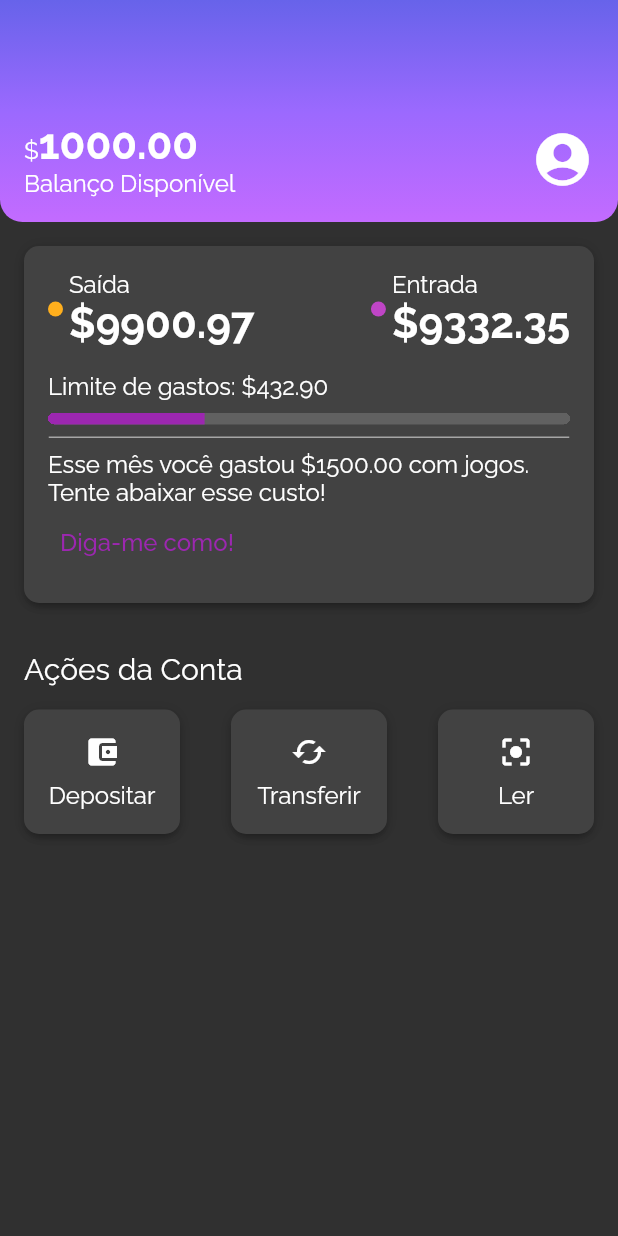
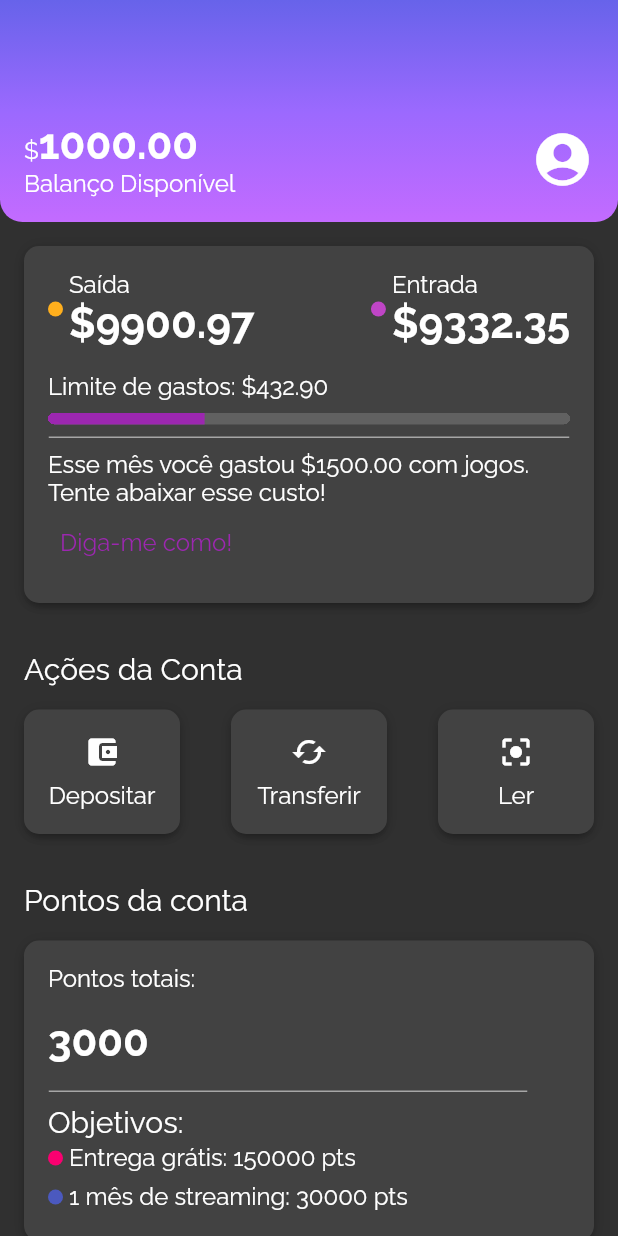
Before and after one commit to rafavalentim/Flutter_estilizando_layouts, a Flutter app: the screen it shows after launch, on a phone screen of 412 x 824 dp. Run offline on Flutter 3.47's test engine with Material 2 defaults, Android fonts, the phone set to English and light mode, and no system bars.

Commit message:
Finalizando o projeto:  Desafio de montar a parte de Pontos da conta.

```diff
--- a/lib/components/content_division.dart
+++ b/lib/components/content_division.dart
@@ -3,12 +3,14 @@ import 'package:flutter/material.dart';
 import '../theme/theme_colors.dart';
 
 class ContentDivision extends StatelessWidget {
-  const ContentDivision({Key? key}) : super(key: key);
+  final double width;
+  const ContentDivision({Key? key, required this.width}) : super(key: key);
 
   @override
   Widget build(BuildContext context) {
     return Container(
       height: 1,
+      width: width,
       decoration: BoxDecoration(
         border: Border.all(color: ThemeColors.division),
       ),
--- /dev/null
+++ b/lib/components/sections/account_scores.dart
@@ -0,0 +1,89 @@
+import 'package:alubank/components/box_card.dart';
+import 'package:alubank/components/color_dot.dart';
+import 'package:alubank/components/content_division.dart';
+import 'package:alubank/theme/theme_colors.dart';
+import 'package:flutter/material.dart';
+
+class AccountScores extends StatelessWidget {
+  const AccountScores({Key? key}) : super(key: key);
+
+  @override
+  Widget build(BuildContext context) {
+    return Padding(
+      padding: const EdgeInsets.all(16.0),
+      child: Column(
+        crossAxisAlignment: CrossAxisAlignment.start,
+        children: [
+          Padding(
+            padding: const EdgeInsets.only(bottom: 16.0),
+            child: Text(
+              'Pontos da conta',
+              style: Theme.of(context).textTheme.titleMedium,
+            ),
+          ),
+          const BoxCard(
+            boxContent: _AccountScoresContent(),
+          ),
+        ],
+      ),
+    );
+  }
+}
+
+class _AccountScoresContent extends StatelessWidget {
+  const _AccountScoresContent({Key? key}) : super(key: key);
+
+  @override
+  Widget build(BuildContext context) {
+    return Row(
+      mainAxisAlignment: MainAxisAlignment.start,
+      children: [
+        Column(
+          crossAxisAlignment: CrossAxisAlignment.start,
+          children: [
+            const Text('Pontos totais:'),
+            Padding(
+              padding: const EdgeInsets.only(bottom: 16.0, top: 16.0),
+              child: Text(
+                '3000',
+                style: Theme.of(context).textTheme.bodyLarge,
+              ),
+            ),
+            const Padding(
+              padding: EdgeInsets.only(bottom: 8.0),
+              child: ContentDivision(
+                width: 320,
+              ),
+            ),
+            Text(
+              'Objetivos:',
+              style: Theme.of(context).textTheme.titleMedium,
+            ),
+            Row(
+              children: [
+                Padding(
+                  padding:
+                      const EdgeInsets.only(top: 8.0, bottom: 8.0, right: 4.0),
+                  child: ColorDot(
+                      color: ThemeColors.accountScores['free_delivery']),
+                ),
+                Text('Entrega grátis: 150000 pts'),
+              ],
+            ),
+            Row(
+              children: [
+                Padding(
+                  padding:
+                  const EdgeInsets.only(top: 8.0, bottom: 8.0, right: 4.0),
+                  child: ColorDot(
+                      color: ThemeColors.accountScores['streaming_month']),
+                ),
+                Text('1 mês de streaming: 30000 pts'),
+              ],
+            ),
+          ],
+        ),
+      ],
+    );
+  }
+}
--- a/lib/components/sections/recent_activity.dart
+++ b/lib/components/sections/recent_activity.dart
@@ -88,7 +88,7 @@ class _RecentActivityContent extends StatelessWidget {
         ),
         const Padding(
           padding: EdgeInsets.only(top: 8.0, bottom: 8.0),
-          child: ContentDivision(),
+          child: ContentDivision(width: 400,),
         ),
         const Text(
             'Esse mês você gastou \$1500.00 com jogos. Tente abaixar esse custo!'),
--- a/lib/screens/home.dart
+++ b/lib/screens/home.dart
@@ -4,6 +4,7 @@ import 'package:alubank/components/sections/recent_activity.dart';
 import 'package:flutter/material.dart';
 import '../components/content_division.dart';
 import '../components/sections/account_actions.dart';
+import '../components/sections/account_scores.dart';
 import '../components/sections/header.dart';
 import '../theme/theme_colors.dart';
 
@@ -12,12 +13,16 @@ class Home extends StatelessWidget {
 
   @override
   Widget build(BuildContext context) {
-    return Scaffold( body: Column(
+    return Scaffold(
+      body: SingleChildScrollView(
+        child: Column(
         children:  <Widget>[
           Header(),
           RecentActivity(),
           AccountActions(),
+          AccountScores(),
         ],
+    ),
       ),);
   }
 }
--- a/lib/theme/theme_colors.dart
+++ b/lib/theme/theme_colors.dart
@@ -13,6 +13,11 @@ class ThemeColors{
     'income': Color.fromRGBO(191, 69, 198, 1.0),
   };
 
+  static const accountScores = {
+    'free_delivery': Color.fromRGBO(250, 0, 112, 1.0),
+    'streaming_month': Color.fromRGBO(75, 89, 191, 1.0),
+  };
+
   static const division = Color.fromRGBO(166, 166, 166, 1.0);
 
 }
```
Also changed, not shown: fonts/Raleway-Bold.ttf (added), fonts/Raleway-Regular.ttf (added). Lines whose indentation alone changed are shown as unchanged.
